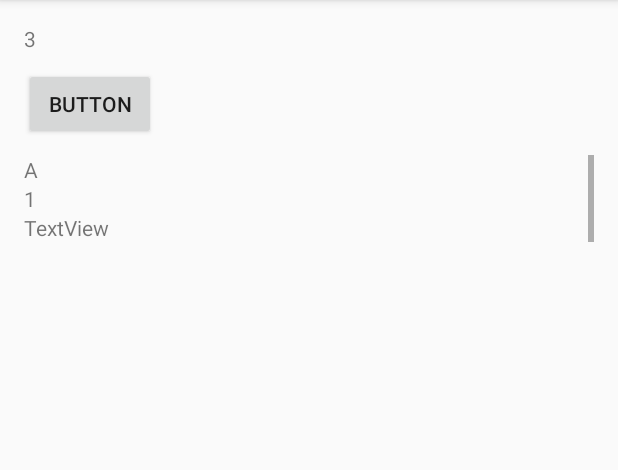
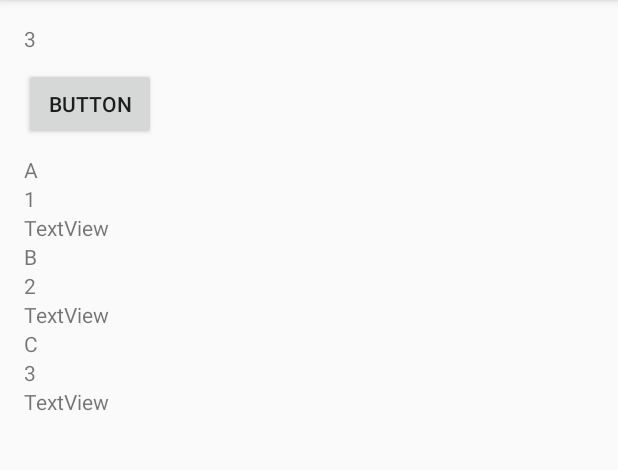
Before and after one commit to eduardorascon/Gasolina, an Android app: the screen it shows after launch (MainActivity), after a tap on "BUTTON", on a phone screen of 412 x 824 dp, the part 84-554 px from its top. Run offline under Robolectric (Android 15) with nearby library versions, the phone set to English and light mode, and no system bars.

Commit message:
AppId changed and spacing between items inside RecyclerView are somewhat fixed.

```diff
--- a/app/build.gradle
+++ b/app/build.gradle
@@ -4,7 +4,7 @@ android {
     compileSdkVersion 25
     buildToolsVersion "25.0.0"
     defaultConfig {
-        applicationId "com.eduardorascon.gasolina.gasolina"
+        applicationId "com.eduardorascon.gasolina"
         minSdkVersion 15
         targetSdkVersion 25
         versionCode 1
--- a/app/src/main/res/layout/row_recyclerview_precio_gasolina.xml
+++ b/app/src/main/res/layout/row_recyclerview_precio_gasolina.xml
@@ -1,7 +1,8 @@
 <?xml version="1.0" encoding="utf-8"?>
 <LinearLayout xmlns:android="http://schemas.android.com/apk/res/android"
-    android:orientation="vertical" android:layout_width="match_parent"
-    android:layout_height="match_parent">
+    android:orientation="vertical"
+    android:layout_width="match_parent"
+    android:layout_height="wrap_content">
 
     <TextView
         android:text="TextView"
```
